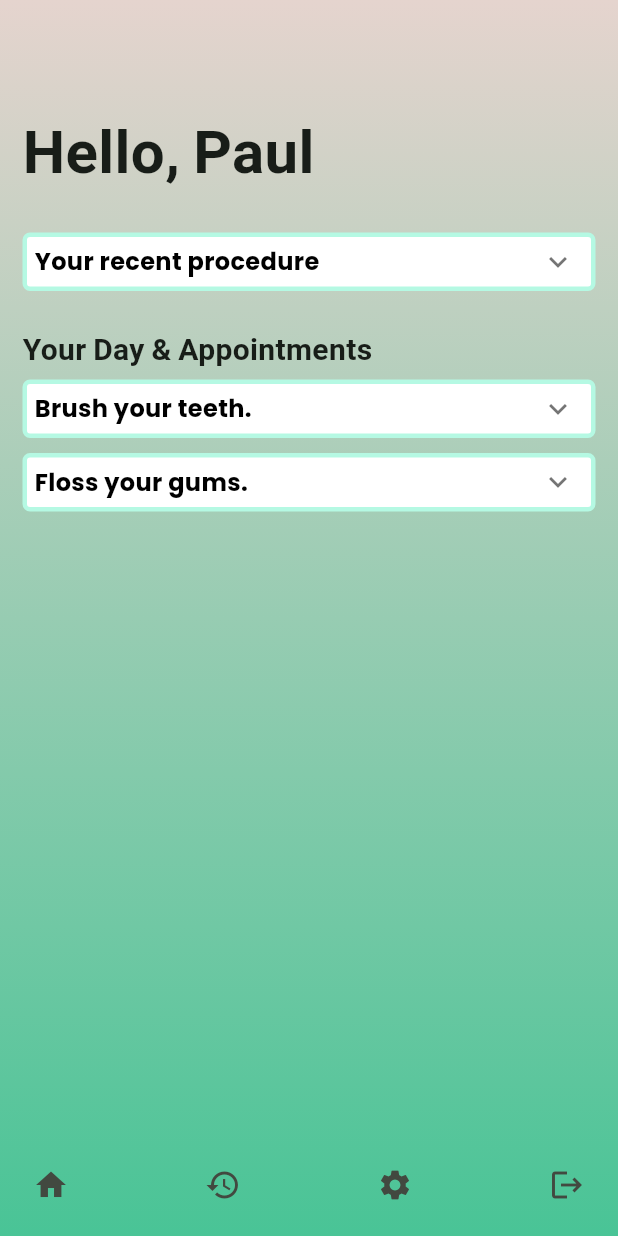
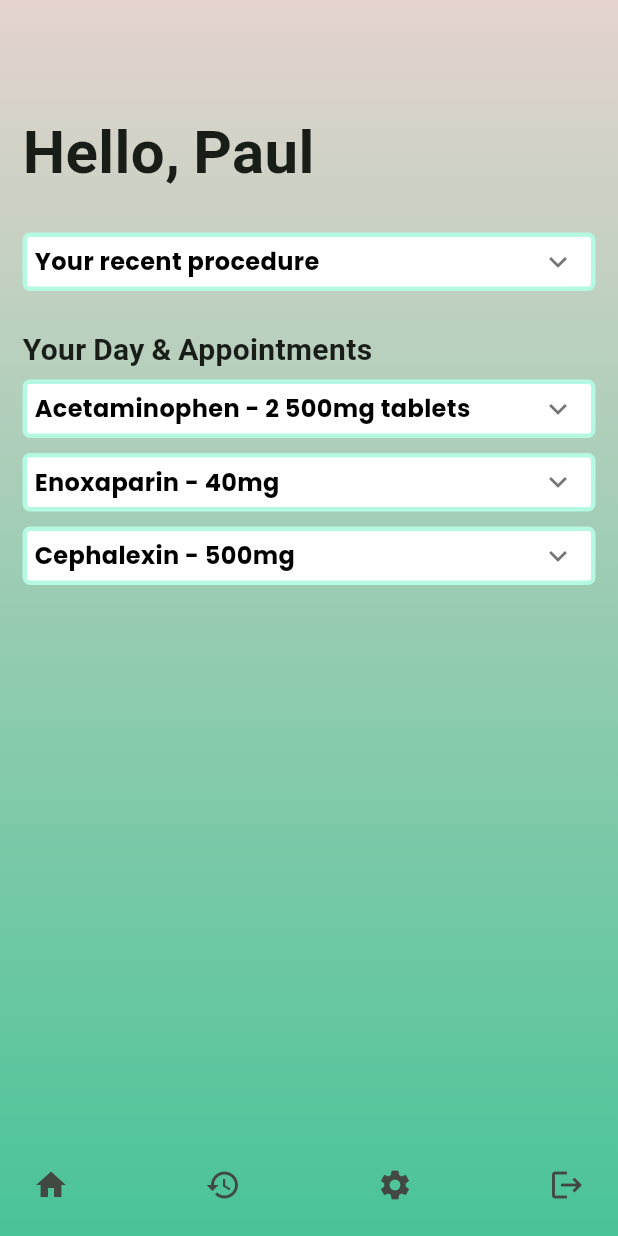
Before and after one commit to jeffzheng13/remedi, a Flutter app: the screen it shows once a user with an empty profile is signed in, after a tap on the "home" icon, on a phone screen of 412 x 824 dp. Run offline on Flutter 3.47's test engine with Material 2 defaults, Android fonts, the phone set to English and light mode, and no system bars; drawn by our look-alikes of expandable; our stand-ins replace cloud_firestore, firebase_auth, firebase_core, firebase_messaging, flutter_spinkit, google_fonts and 5 more; accounts and stored records are empty.

Commit message:
Summary changes

```diff
--- a/lib/pages/dashboard.dart
+++ b/lib/pages/dashboard.dart
@@ -17,8 +17,7 @@ import 'package:google_fonts/google_fonts.dart';
 import 'package:provider/provider.dart';
 
 class Dashboard extends StatefulWidget {
-  const Dashboard(
-      {super.key, required this.user});
+  const Dashboard({super.key, required this.user});
   final User? user;
 
   @override
@@ -28,9 +27,16 @@ class Dashboard extends StatefulWidget {
 class DashboardState extends State<Dashboard> {
   AuthService _auth = AuthService();
   Procedure? currentProcedure;
+  int index = 0;
+
   @override
   Widget build(BuildContext context) {
-    currentProcedure = widget.user!.pmh.last;
+    if(index == 0) {
+      currentProcedure = widget.user!.pmh.last;
+    } else if (index == 1) {
+      currentProcedure = widget.user!.pmh.first;
+    }
+
     return GestureDetector(
       onTap: () => FocusScope.of(context).requestFocus(),
       child: Scaffold(
@@ -94,8 +100,11 @@ class DashboardState extends State<Dashboard> {
                           collapsed: Container(),
                           expanded: Padding(
                             padding: const EdgeInsets.all(5.0),
-                            child: Text(currentProcedure?.summary ?? "Failed to get summary",
-                                style: TextStyle(color: Colors.black)),
+                            child: RichText(
+                              text: TextSpan(
+                                children: getSummaryText(currentProcedure),
+                              ),
+                            ),
                           ),
                           theme: const ExpandableThemeData(
                             tapHeaderToExpand: true,
@@ -132,8 +141,7 @@ class DashboardState extends State<Dashboard> {
                       scrollDirection: Axis.horizontal,
                       children: [
                         ListView(
-                          children: getActionItemCards(currentProcedure)
-                        ),
+                            children: getActionItemCards(currentProcedure)),
                         Container(
                           decoration: BoxDecoration(
                               border: Border.all(
@@ -155,9 +163,7 @@ class DashboardState extends State<Dashboard> {
                                 //return getEventsForDay(day, currentProcedure);
                               }),
                         ),
-                        ListView(
-                          children: getFAQCards(currentProcedure)
-                        )
+                        ListView(children: getFAQCards(currentProcedure))
                       ]),
                 ),
               ),
@@ -166,9 +172,14 @@ class DashboardState extends State<Dashboard> {
                 child: Row(
                   mainAxisAlignment: MainAxisAlignment.spaceBetween,
                   children: [
-                    IconButton(icon: const Icon(Icons.home), onPressed: () {}),
                     IconButton(
-                        icon: const Icon(Icons.history), onPressed: () {}),
+                        icon: const Icon(Icons.home), onPressed: () {
+                          setState(() {
+                            index = (index + 1) % 2;
+                          });
+                        }),
+                    IconButton(
+                        icon: const Icon(Icons.history), onPressed: () { }),
                     IconButton(
                         icon: const Icon(Icons.settings), onPressed: () {}),
                     IconButton(
@@ -214,3 +225,14 @@ List<FAQCard> getFAQCards(Procedure? p) {
 //   }
 //   return events;
 // }
+
+List<TextSpan> getSummaryText(Procedure? p) {
+  List<TextSpan> text = [];
+  if (p == null) return text;
+  text.add(TextSpan(text: p.name+"\n", style: TextStyle(color: Colors.black)));
+  text.add(TextSpan(text: p.summary+"\n", style: TextStyle(color: Colors.black)));
+  for (String s in p.warnings) {
+    text.add(TextSpan(text: s + "\n", style: TextStyle(color: Colors.red)));
+  }
+  return text;
+}
--- a/lib/pages/fetch.dart
+++ b/lib/pages/fetch.dart
@@ -33,7 +33,23 @@ u.User defaultUser = u.User(
       ],
       name: "Procedure Name",
       summary: "This is the procedure summary."
-    )
+    ),
+    Procedure(
+      faqs: [
+        Question(question: "One of the most frequently asked questions is...", answer: "Here is a very useful answer for you."),
+        Question(question: "Another pretty pressing question that makes you stress.", answer: "Answer to relieve your anxiety that you are on the road to recovery.")
+      ],
+      actionItems: [
+        ActionItem(dateEnd: defaultTime, dateStart: defaultTime, frequency: 4, title: "Acetaminophen - 2 500mg tablets"),
+        ActionItem(dateEnd: defaultTime, dateStart: defaultTime, frequency: 1, title: "Enoxaparin - 40mg"),
+        ActionItem(dateEnd: defaultTime, dateStart: defaultTime, frequency: 4, title: "Cephalexin - 500mg"),
+      ],
+      appointments: [],
+      warnings: [
+      ],
+      name: "Hemiarthroplasty",
+      summary: "Jane Doe underwent a left hip hemiarthroplasty procedure. Dr. John Smith performed a surgical intervention to replace the damaged hip joint with a prosthetic implant."
+    ),
   ]
 );
 
```
Also changed, not shown: 2 other files.
